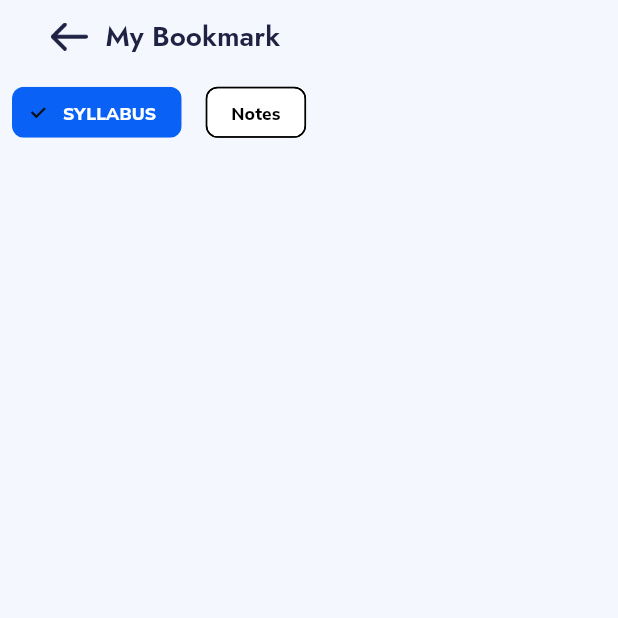
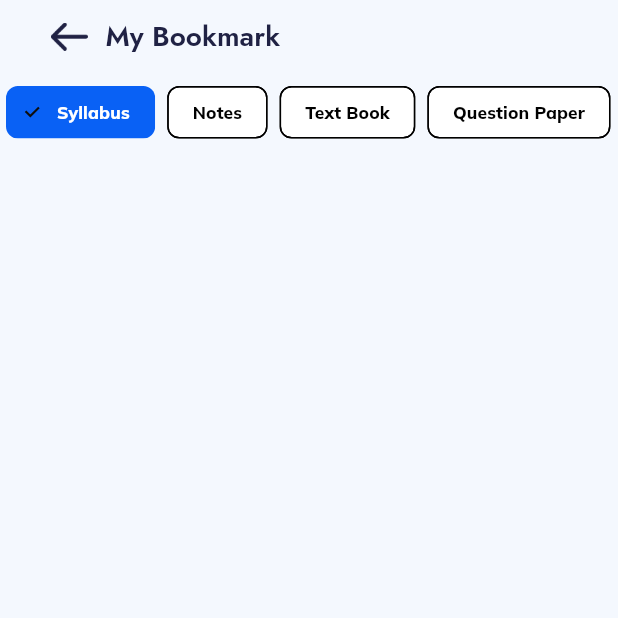
Before and after one commit to MiKeStudi0/EduMike, a Flutter app: the MyBookmarkPage screen opened directly, on a phone screen of 412 x 824 dp, the top half of it. Run offline on Flutter 3.47's test engine with Material 3 defaults, Android fonts, the phone set to English and light mode, and no system bars; our stand-ins replace cached_network_image, cloud_firestore, contacts_service, curved_navigation_bar, device_info_plus, file_picker and 14 more; missing offline and left inert: country_pickers, email_otp, flutter_cached_pdfview, flutter_email_sender, insta_image_viewer; accounts and stored records are empty; network calls fail; project files that could hold a hidden picture were left out.

Commit message:
MY course v2

```diff
--- a/lib/main.dart
+++ b/lib/main.dart
@@ -40,6 +40,7 @@ class MyApp extends StatelessWidget {
     return Sizer(
       builder: (context, orientation, deviceType) {
         return MaterialApp(
+
           theme: theme,
           title: 'EduWise',
           debugShowCheckedModeBanner: false,
--- a/lib/screens/Homescreen/my_bookmark_page/my_bookmark_page.dart
+++ b/lib/screens/Homescreen/my_bookmark_page/my_bookmark_page.dart
@@ -39,8 +39,16 @@ class MyBookmarkPage extends StatefulWidget {
 
 class _MyBookmarkPageState extends State<MyBookmarkPage> {
   List<Bookmark> bookmarks = [];
-  List<String> categories = ['SYLLABUS', 'Notes'];
-  String selectedCategory = 'SYLLABUS';
+  List<String> categories = [
+    'Syllabus',
+    'Notes',
+    'Text Book',
+    'Question Paper',
+    'Question Bank',
+    'Lab Manual',
+    'Others'
+  ];
+  String selectedCategory = 'Syllabus';
 
   @override
   void initState() {
@@ -126,7 +134,7 @@ class _MyBookmarkPageState extends State<MyBookmarkPage> {
         children: categories
             .map(
               (category) => Padding(
-                padding: const EdgeInsets.all(8.0),
+                padding: const EdgeInsets.all(4.0),
                 child: FilterChip(
                   label: Text(category),
                   selected: selectedCategory == category,
@@ -259,7 +267,7 @@ class _MyBookmarkPageState extends State<MyBookmarkPage> {
                         ),
                       ),
                       Padding(
-                        padding: EdgeInsets.only(left: 5.h ,top: 3.v),
+                        padding: EdgeInsets.only(left: 5.h, top: 3.v),
                         child: Text(
                           "Credit",
                           style: theme.textTheme.labelMedium,
--- a/lib/screens/loginscreen/authenticate_user.dart
+++ b/lib/screens/loginscreen/authenticate_user.dart
@@ -1,5 +1,4 @@
 import 'package:edumike/screens/Homescreen/homemainpage_container_screen/homemainpage_container_screen.dart';
-import 'package:edumike/screens/loginscreen/intro_one_screen.dart';
 import 'package:edumike/screens/loginscreen/onboarding_screen.dart';
 import 'package:firebase_auth/firebase_auth.dart';
 import 'package:flutter/material.dart';
```
Also changed, not shown: lib/screens/Homescreen/homemainpage_page/widgets/test.dart (+6 -7 lines).
